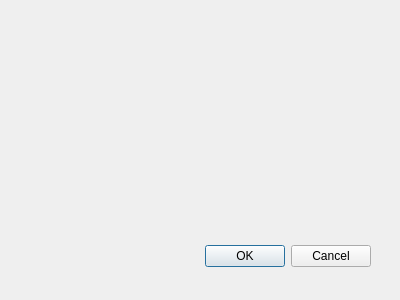
Old version of the form characterclassifierdialog.ui in the repository kyuhyoung/Yolo_Label.
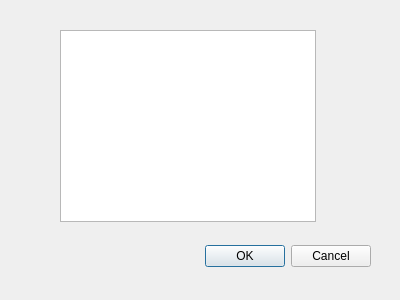
New version of the form.

The edit to the form file:
```diff
--- a/characterclassifierdialog.ui
+++ b/characterclassifierdialog.ui
@@ -31,6 +31,16 @@
     <set>QDialogButtonBox::Cancel|QDialogButtonBox::Ok</set>
    </property>
   </widget>
+  <widget class="QListWidget" name="listWidget">
+   <property name="geometry">
+    <rect>
+     <x>60</x>
+     <y>30</y>
+     <width>256</width>
+     <height>192</height>
+    </rect>
+   </property>
+  </widget>
  </widget>
  <pixmapfunction/>
  <resources/>
```
Left out of the diff: 9 changed lines with no effect on the pictures.
